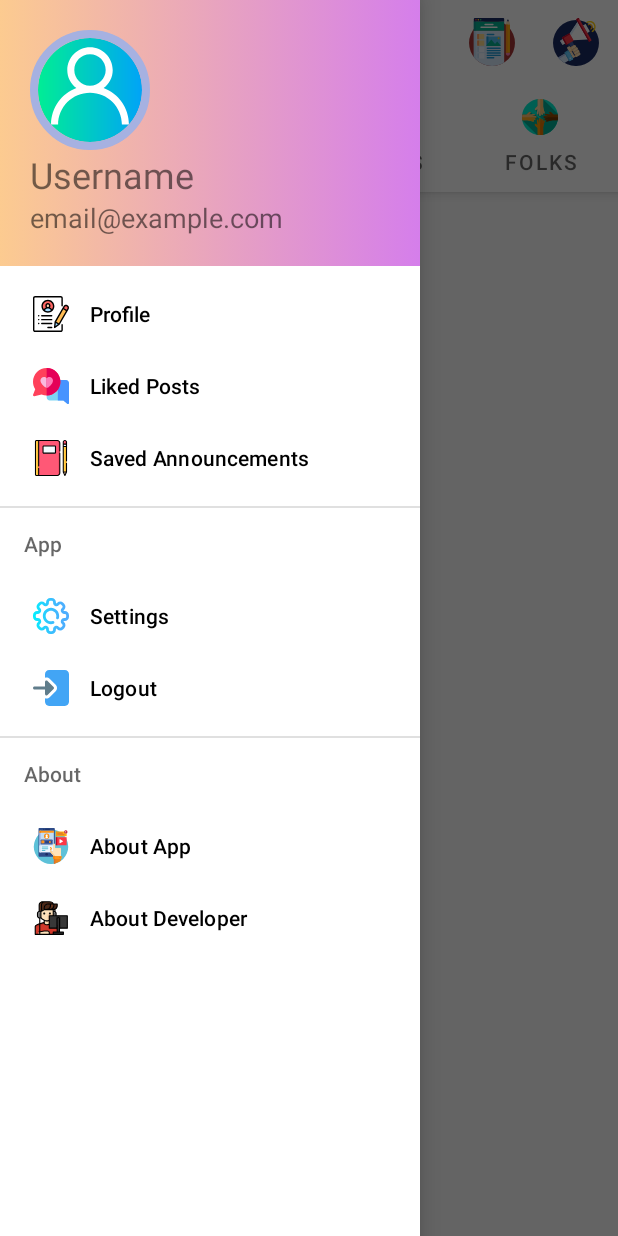
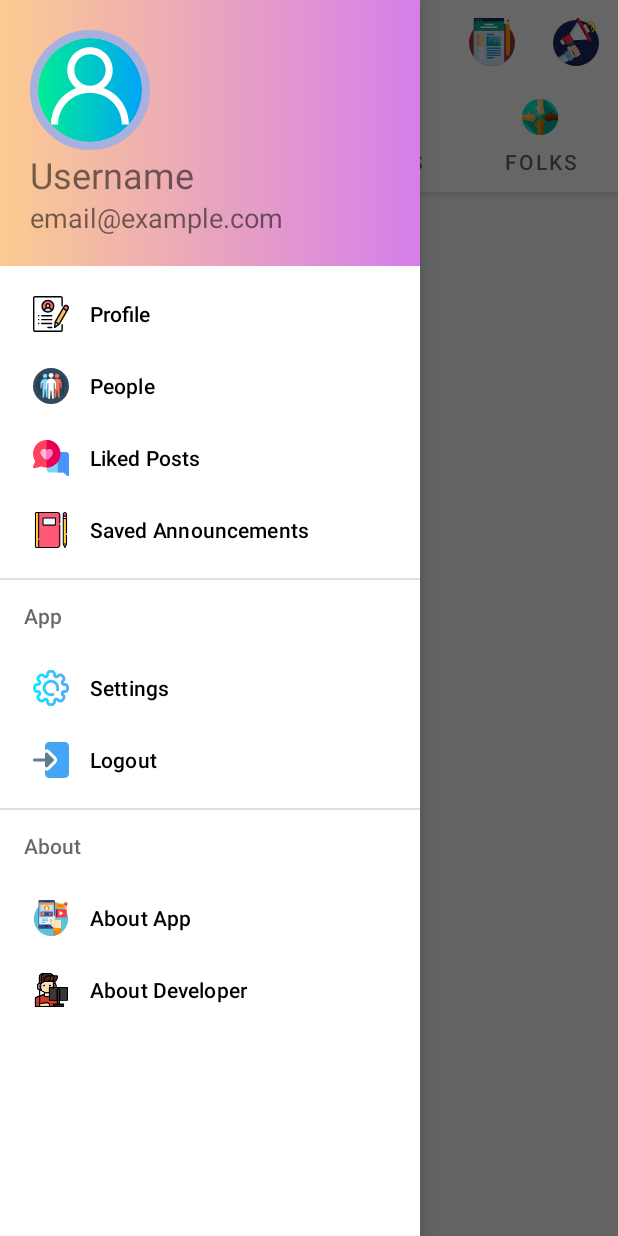
Before and after one commit to ShashankBiplav/PackTalk, an Android app: the HomeActivity screen opened directly, with no data from a screen before it, with the side drawer open, on a phone screen of 412 x 824 dp. Run offline under Robolectric (Android 15) with nearby library versions, the phone set to English and light mode, and no system bars; our stand-ins replace CircleImageView; libraries missing offline, so code that uses them is left out: com.parse, com.shashank.sony; Roboto replaces fonts that are not available here; 8 statements that could not run were skipped.

Commit message:
Implemented AllUsers activity on the front end .. retriving all users from the backend pending.

```diff
--- a/app/src/main/java/com/example/packtalk/activities/activities/HomeActivity.java
+++ b/app/src/main/java/com/example/packtalk/activities/activities/HomeActivity.java
@@ -142,6 +142,11 @@ public class HomeActivity extends AppCompatActivity implements NavigationView.On
             case R.id.itemUpdateProfile:
                 Intent intent = new Intent(HomeActivity.this, UpdateProfile.class);
                 startActivity(intent);
+                finish();
+                break;
+            case R.id.itemAllUsers:
+                Intent intent1  = new Intent(HomeActivity.this, AllUsers.class);
+                startActivity(intent1);
                 break;
             case R.id.itemLikedPosts:
                 break;
--- /dev/null
+++ b/app/src/main/res/drawable/ic_all_users.xml
@@ -0,0 +1,54 @@
+<vector xmlns:android="http://schemas.android.com/apk/res/android"
+    android:width="508dp"
+    android:height="508dp"
+    android:viewportWidth="508"
+    android:viewportHeight="508">
+  <path
+      android:pathData="M254,254m-254,0a254,254 0,1 1,508 0a254,254 0,1 1,-508 0"
+      android:fillColor="#324A5E"/>
+  <path
+      android:pathData="M465.2,218.4v52.8c0,3.6 -3.2,6.8 -7.2,6c-2.8,-0.4 -4.8,-2.8 -5.2,-5.6l-5.2,-54c0,-1.6 -1.6,-3.2 -3.6,-3.2s-3.6,1.6 -3.6,3.6v159.2c0,4.4 -3.2,8.4 -7.6,9.2c-4.8,0.4 -9.2,-2.8 -9.6,-7.6l-8.4,-83.6c0,-2 -2,-3.6 -4,-3.6s-3.6,1.6 -3.6,3.6l-6.4,82.8c-0.4,4.4 -4,8 -8.8,8h-1.6c-4.8,0 -8.8,-4 -8.8,-8.8V218c0,-2 -1.6,-3.6 -3.6,-3.6c-1.6,0 -2.8,0.8 -3.2,2.4c0,-2 2,-4 4,-4s4,1.6 4,4l6.4,65.2c0.4,3.6 2.8,6.4 6.4,6.8c4.8,0.8 8.8,-2.8 8.8,-7.2V218c0,-18 -7.2,-34.4 -19.2,-46.4c7.2,-4.4 15.6,-6.8 24.8,-7.2C440,163.6 465.2,188 465.2,218.4z"
+      android:fillColor="#2B3B4E"/>
+  <path
+      android:pathData="M411.2,131.2m-25.2,0a25.2,25.2 0,1 1,50.4 0a25.2,25.2 0,1 1,-50.4 0"
+      android:fillColor="#2B3B4E"/>
+  <path
+      android:pathData="M126.4,216.8c0,-0.8 0.4,-1.2 0.4,-1.6C126.4,215.6 126.4,216 126.4,216.8l0.4,158.8c0,4.4 -3.2,8.4 -7.6,9.2c-4.8,0.4 -9.2,-2.8 -9.6,-7.6l-8.4,-83.6c0,-2 -2,-3.6 -4,-3.6s-3.6,1.6 -3.6,3.6l-6.8,83.2c-0.4,4.4 -4,8 -8.8,8h-1.6c-4.8,0 -8.8,-4 -8.8,-8.8V216.4c0,-2 -1.6,-3.6 -3.6,-3.6c-1.6,0 -3.2,1.2 -3.6,3.2l-5.2,54c-0.4,3.2 -2.8,5.6 -6,5.6c-3.6,0 -6,-2.8 -6,-6V218c0,-29.6 23.2,-54.4 52.4,-55.2c11.2,-0.4 21.2,2.8 30,8c-12.4,12.4 -20,29.6 -20,48v62.4c0,4 3.2,7.6 7.6,7.6l0,0c4,0 7.2,-2.8 7.2,-6.8L126.4,216.8z"
+      android:fillColor="#2B3B4E"/>
+  <path
+      android:pathData="M134.4,217.2v11.6l-1.2,-12.4c0,-1.6 -1.2,-2.8 -2.8,-3.2C132.8,213.2 134.4,214.8 134.4,217.2z"
+      android:fillColor="#2B3B4E"/>
+  <path
+      android:pathData="M96.8,130m-25.2,0a25.2,25.2 0,1 1,50.4 0a25.2,25.2 0,1 1,-50.4 0"
+      android:fillColor="#2B3B4E"/>
+  <path
+      android:pathData="M298,212.8c0.8,0 1.6,0.4 2.4,0.8c-0.4,0 -1.2,-0.4 -1.6,-0.4c-2,0 -4,1.6 -4,4l-1.2,12.8v-12.8C293.6,214.8 295.6,212.8 298,212.8z"
+      android:fillColor="#FF7058"/>
+  <path
+      android:pathData="M404,218v63.6c0,4.4 -4,8 -8.8,7.2c-3.6,-0.4 -6,-3.6 -6.4,-6.8l-6,-65.2c0,-2 -2,-4 -4,-4c-2.4,0 -4.4,2 -4.4,4.4v192c0,5.2 -4,10.4 -9.2,10.8c-6,0.8 -10.8,-3.6 -11.6,-9.2l-10,-100.8c-0.4,-2.4 -2,-4 -4.4,-4s-4.4,2 -4.4,4.4L326,410.8c-0.4,5.2 -5.2,9.6 -10.4,9.6h-2c-5.6,0 -10.4,-4.8 -10.4,-10.4V222l6,65.2c0.4,3.6 3.2,6.8 6.8,7.6c5.2,0.8 9.2,-3.2 9.2,-8V218c0,-21.2 -9.2,-40 -24,-53.2c10,-7.2 22.4,-11.6 35.6,-12C374,151.6 404,181.2 404,218z"
+      android:fillColor="#FF7058"/>
+  <path
+      android:pathData="M338.8,112.4m-30.4,0a30.4,30.4 0,1 1,60.8 0a30.4,30.4 0,1 1,-60.8 0"
+      android:fillColor="#FF7058"/>
+  <path
+      android:pathData="M184,219.2v67.6c0,4.4 3.6,8 8,8l0,0c4,0 7.6,-3.2 8,-7.2l6,-66v187.6c0,5.2 -4,10.4 -9.2,10.8c-5.6,0.8 -10.8,-3.6 -11.6,-9.2L174.8,310c-0.4,-2.4 -2.4,-4 -4.4,-4c-2.4,0 -4.4,1.6 -4.4,4l-8.4,100.8c-0.4,5.2 -5.2,9.6 -10.4,9.6h-2c-5.6,0 -10.4,-4.8 -10.4,-10.4V217.2c0,-2.4 -2,-4.4 -4.4,-4.4c-2,0 -4,1.6 -4,4L120,282c-0.4,4 -3.6,6.8 -7.2,6.8l0,0c-4,0 -7.6,-3.2 -7.6,-7.6v-62c0,-35.6 28,-65.6 63.2,-66.4c14.8,-0.4 28.4,4 39.6,12C193.2,178 184,197.6 184,219.2z"
+      android:fillColor="#84DBFF"/>
+  <path
+      android:pathData="M130.4,213.2c-1.6,0 -2.8,0.8 -3.6,2C127.2,214 128.4,212.8 130.4,213.2C130,212.8 130,212.8 130.4,213.2z"
+      android:fillColor="#84DBFF"/>
+  <path
+      android:pathData="M215.6,217.2V230l-1.2,-13.2c0,-2 -2,-4 -4,-4c-0.4,0 -1.2,0 -1.6,0.4c0.8,-0.4 1.6,-0.8 2.4,-0.8C213.6,212.8 215.6,214.8 215.6,217.2z"
+      android:fillColor="#84DBFF"/>
+  <path
+      android:pathData="M170.4,112.4m-30.4,0a30.4,30.4 0,1 1,60.8 0a30.4,30.4 0,1 1,-60.8 0"
+      android:fillColor="#84DBFF"/>
+  <path
+      android:pathData="M252.8,147.2c-38.4,1.2 -68.8,33.6 -68.8,72.4v67.6c0,4.4 3.6,8 8,8l0,0c4,0 7.6,-3.2 8,-7.2l6.8,-70.8c0.4,-2.4 2,-4 4.4,-4s4.4,2 4.4,4.4v209.2c0,6.4 5.2,11.2 11.2,11.2h2.4c6,0 10.8,-4.4 11.2,-10.4l9.2,-109.6c0.4,-2.4 2.4,-4.4 4.8,-4.4s4.8,2 4.8,4.4l11.2,110c0.8,6 6.4,10.8 12.4,10s10,-6 10,-12V217.2c0,-2.4 2,-4.4 4.4,-4.4s4.4,1.6 4.4,4l6.8,70.8c0.4,3.6 3.2,6.8 6.8,7.6c5.2,0.8 9.2,-3.2 9.2,-8V218C325.6,178 292.8,146 252.8,147.2z"
+      android:fillColor="#FFFFFF"/>
+  <path
+      android:pathData="M208.8,213.2c-1.2,0.8 -2,2 -2,3.6l-0.8,4.8v-4.4C206,215.6 207.2,214 208.8,213.2z"
+      android:fillColor="#FFFFFF"/>
+  <path
+      android:pathData="M254.8,103.6m-33.2,0a33.2,33.2 0,1 1,66.4 0a33.2,33.2 0,1 1,-66.4 0"
+      android:fillColor="#FFFFFF"/>
+</vector>
--- a/app/src/main/res/menu/main_menu.xml
+++ b/app/src/main/res/menu/main_menu.xml
@@ -1,12 +1,17 @@
 <?xml version="1.0" encoding="utf-8"?>
 <menu xmlns:android="http://schemas.android.com/apk/res/android">
 
-    <group android:checkableBehavior="single">
+
 
         <item
             android:id="@+id/itemUpdateProfile"
             android:icon="@drawable/ic_profile"
             android:title="Profile" />
+
+        <item
+            android:id="@+id/itemAllUsers"
+            android:icon="@drawable/ic_all_users"
+            android:title="People"/>
 
         <item
             android:id="@+id/itemLikedPosts"
@@ -18,7 +23,7 @@
             android:icon="@drawable/ic_savedannouncement"
             android:title="Saved Announcements" />
 
-    </group>
+
 
     <group android:checkableBehavior="single">
     <item android:title="App">
```
Also changed, not shown: app/src/main/AndroidManifest.xml (+14 -9 lines), app/src/main/java/com/example/packtalk/activities/AllUsersAdapter.java (added, +72 -0 lines), app/src/main/java/com/example/packtalk/activities/AllUsersItem.java (added, +52 -0 lines), app/src/main/java/com/example/packtalk/activities/activities/AllUsers.java (added, +66 -0 lines), app/src/main/res/drawable/ic_following.xml (added, +57 -0 lines), app/src/main/res/drawable/ic_not_following.xml (added, +18 -0 lines), app/src/main/res/layout/activity_all_users.xml (added, +15 -0 lines), app/src/main/res/layout/item_user.xml (added, +74 -0 lines).
